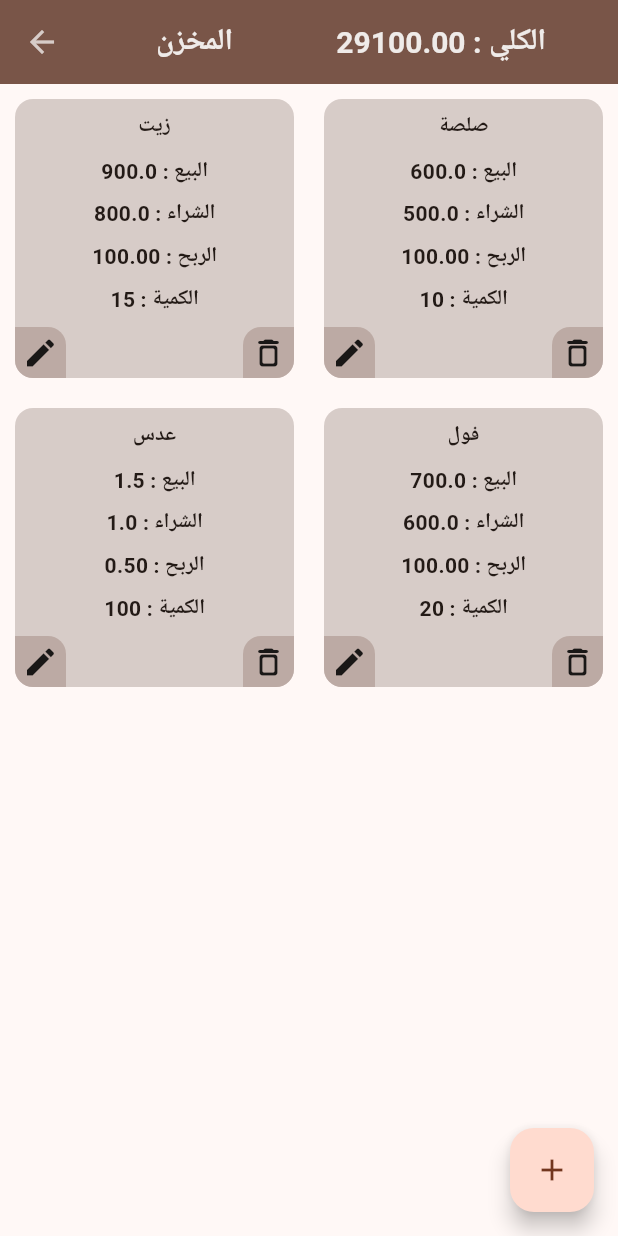
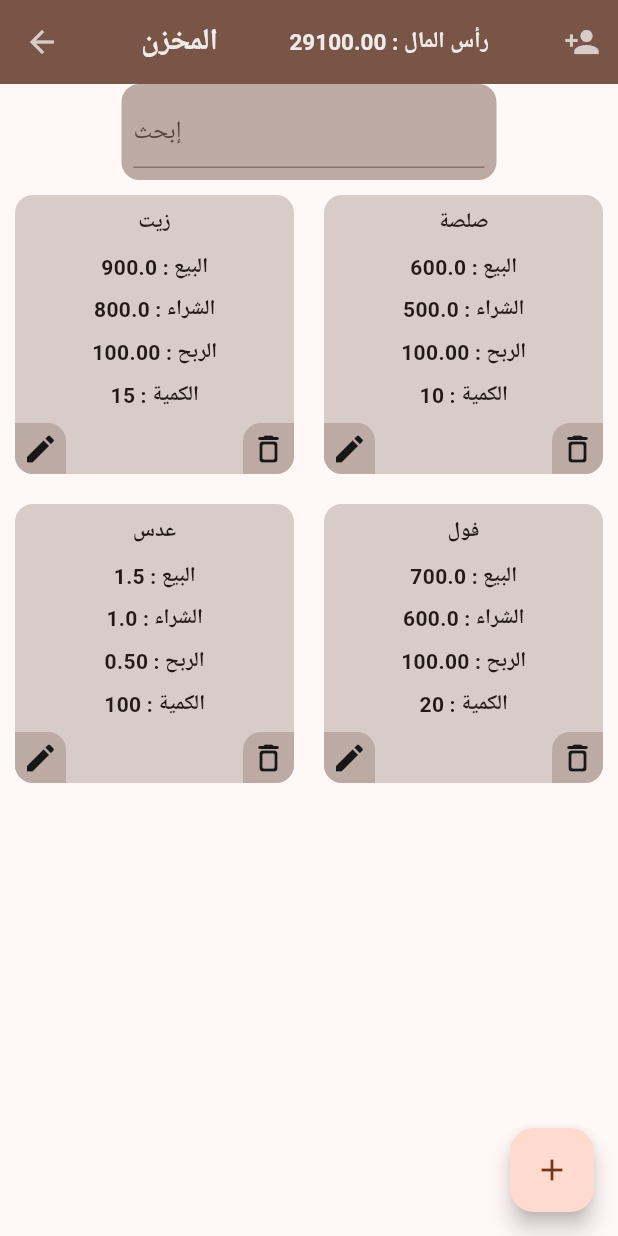
Before and after one commit to ayman2ppp2/dukkan, a Flutter app: the screen it shows after launch, after a tap on the "inventory 2" icon, on a phone screen of 412 x 824 dp. Run offline on Flutter 3.47's test engine with Material 2 defaults, Android fonts, the light colour scheme and no system bars; our stand-ins replace hive, numberpicker, permission_handler, syncfusion_flutter_charts; missing offline and left inert: network_info_plus; accounts and stored records are empty.

Commit message:
added the ability to add owners , added the ability to search in the inventoryPage,

```diff
--- a/lib/pages/inventoryPage.dart
+++ b/lib/pages/inventoryPage.dart
@@ -1,4 +1,5 @@
 import 'package:dukkan/pages/InsertPage.dart';
+import 'package:dukkan/util/addUser.dart';
 import 'package:dukkan/util/myGridItem.dart';
 import 'package:flutter/material.dart';
 import 'package:provider/provider.dart';
@@ -21,6 +22,23 @@ class _InvPageState extends State<InvPage> {
           appBar: AppBar(
             backgroundColor: Colors.brown,
             iconTheme: IconThemeData(color: Colors.brown[100]),
+            actions: [
+              IconButton(
+                onPressed: () {
+                  showDialog(
+                    context: context,
+                    builder: (context) {
+                      return ChangeNotifierProvider.value(
+                        value: li,
+                        child: AddUser(),
+                      );
+                    },
+                  );
+                },
+                icon: const Icon(Icons.person_add),
+                tooltip: 'إضافة مالك',
+              )
+            ],
             title: Center(
               child: Row(
                 mainAxisAlignment: MainAxisAlignment.spaceAround,
@@ -33,10 +51,10 @@ class _InvPageState extends State<InvPage> {
                         fontWeight: FontWeight.bold),
                   ),
                   Text(
-                    ' الكلي : ${li.getTotalBuyPrice().toStringAsFixed(2)}',
+                    ' رأس المال : ${li.getTotalBuyPrice().toStringAsFixed(2)}',
                     style: TextStyle(
                         color: Colors.brown[50],
-                        fontSize: 20,
+                        fontSize: 15,
                         fontWeight: FontWeight.bold),
                   ),
                 ],
@@ -44,15 +62,52 @@ class _InvPageState extends State<InvPage> {
             ),
             centerTitle: true,
           ),
-          body: GridView.builder(
-            itemCount: Provider.of<Lists>(context).productsList.length,
-            gridDelegate: const SliverGridDelegateWithFixedCrossAxisCount(
-                crossAxisCount: 2),
-            itemBuilder: (context, index) {
-              return GridItem(
-                index: index,
-              );
-            },
+          body: Column(
+            children: [
+              Container(
+                width: 250,
+                decoration: BoxDecoration(
+                  borderRadius: BorderRadius.circular(12),
+                  color: Colors.brown[200],
+                ),
+                child: Padding(
+                  padding: const EdgeInsets.all(8.0),
+                  child: TextField(
+                    textDirection: TextDirection.rtl,
+                    decoration: const InputDecoration(hintText: 'إبحث'),
+                    onChanged: (value) => li.search(value),
+                  ),
+                ),
+              ),
+              Expanded(
+                child: li.searchTemp.isNotEmpty
+                    ? GridView.builder(
+                        itemCount: li.searchTemp.length,
+                        gridDelegate:
+                            const SliverGridDelegateWithFixedCrossAxisCount(
+                                crossAxisCount: 2),
+                        itemBuilder: (context, index) {
+                          return GridItem(
+                            product: li.searchTemp.elementAt(index),
+                          );
+                        },
+                      )
+                    : GridView.builder(
+                        itemCount:
+                            Provider.of<Lists>(context).productsList.length,
+                        gridDelegate:
+                            const SliverGridDelegateWithFixedCrossAxisCount(
+                                crossAxisCount: 2),
+                        itemBuilder: (context, index) {
+                          // Provider.of<Lists>(context).refreshListOfOwners();
+                          // debugPrint(Provider.of<Lists>(context).ownersList.toString());
+                          return GridItem(
+                            product: li.productsList.elementAt(index),
+                          );
+                        },
+                      ),
+              ),
+            ],
           ),
           floatingActionButton: FloatingActionButton(
             onPressed: () {
--- a/lib/util/myGridItem.dart
+++ b/lib/util/myGridItem.dart
@@ -1,3 +1,4 @@
+import 'package:dukkan/util/product.dart';
 import 'package:flutter/material.dart';
 import 'package:provider/provider.dart';
 
@@ -5,8 +6,8 @@ import '../list.dart';
 import '../pages/InsertPage.dart';
 
 class GridItem extends StatelessWidget {
-  final int index;
-  const GridItem({super.key, required this.index});
+  final Product product;
+  const GridItem({super.key, required this.product});
 
   @override
   Widget build(BuildContext context) {
@@ -24,7 +25,7 @@ class GridItem extends StatelessWidget {
                 Padding(
                   padding: const EdgeInsets.only(top: 8),
                   child: Text(
-                    li.productsList[index].name,
+                    product.name,
                     style: const TextStyle(
                       fontWeight: FontWeight.bold,
                     ),
@@ -35,7 +36,7 @@ class GridItem extends StatelessWidget {
                 ),
                 Expanded(
                   child: Text(
-                    'البيع : ${li.productsList[index].sellprice}',
+                    'البيع : ${product.sellprice}',
                     style: const TextStyle(
                       fontWeight: FontWeight.bold,
                     ),
@@ -43,19 +44,19 @@ class GridItem extends StatelessWidget {
                 ),
                 Expanded(
                   child: Text(
-                    'الشراء : ${li.productsList[index].buyprice}',
+                    'الشراء : ${product.buyprice}',
                     style: const TextStyle(fontWeight: FontWeight.bold),
                   ),
                 ),
                 Expanded(
                   child: Text(
-                    'الربح : ${(li.productsList[index].sellprice - li.productsList[index].buyprice).toStringAsFixed(2)}',
+                    'الربح : ${(product.sellprice - product.buyprice).toStringAsFixed(2)}',
                     style: const TextStyle(fontWeight: FontWeight.bold),
                   ),
                 ),
                 Expanded(
                   child: Text(
-                    'الكمية : ${li.productsList[index].count}',
+                    'الكمية : ${product.count}',
                     style: const TextStyle(fontWeight: FontWeight.bold),
                   ),
                 ),
@@ -90,17 +91,16 @@ class GridItem extends StatelessWidget {
                                       bottom: 250,
                                     ),
                                     child: InPage(
-                                      buyPrice: li.productsList[index].buyprice,
-                                      count: li.productsList[index].count,
-                                      name: li.productsList[index].name,
-                                      sellPrice:
-                                          li.productsList[index].sellprice,
-                                      index: index,
-                                      owner: li.productsList[index].ownerName,
-                                      wholeUnit:
-                                          li.productsList[index].wholeUnit,
-                                      weightable:
-                                          li.productsList[index].weightable,
+                                      buyPrice: product.buyprice,
+                                      count: product.count,
+                                      name: product.name,
+                                      sellPrice: product.sellprice,
+                                      index: li.productsList.indexWhere(
+                                          (element) =>
+                                              element.name == product.name),
+                                      owner: product.ownerName,
+                                      wholeUnit: product.wholeUnit,
+                                      weightable: product.weightable,
                                     ),
                                   ),
                                 );
@@ -135,7 +135,11 @@ class GridItem extends StatelessWidget {
                                     TextButton(
                                       onPressed: () {
                                         Navigator.pop(context);
-                                        li.removeProduct(index: index);
+                                        li.removeProduct(
+                                          index: li.productsList.indexWhere(
+                                              (element) =>
+                                                  element.name == product.name),
+                                        );
                                         li.refreshProductsList();
                                       },
                                       child: const Text(
```
Also changed, not shown: lib/list.dart (+10 -8 lines), lib/pages/InsertPage.dart (+20 -0 lines), lib/util/addUser.dart (added, +44 -0 lines).
